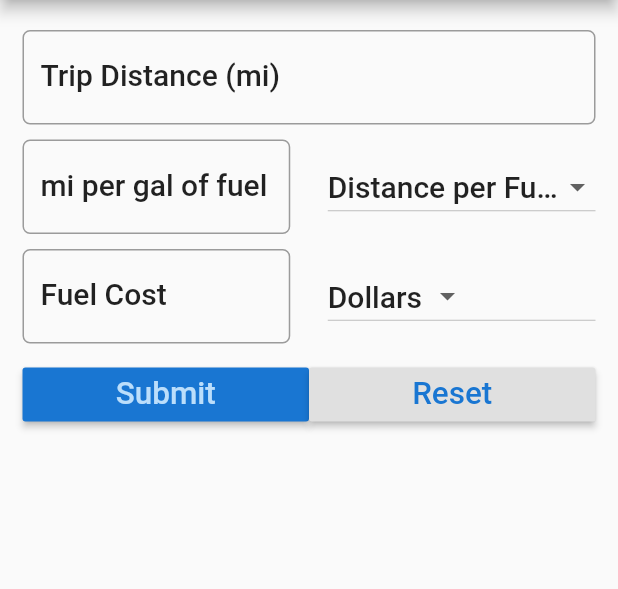
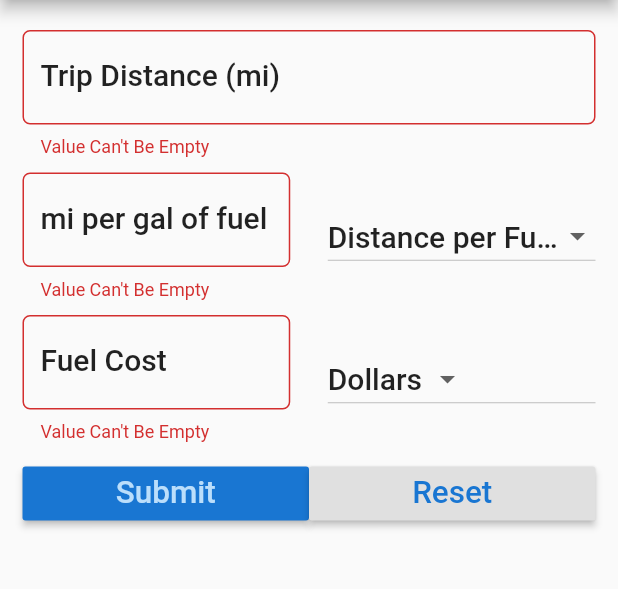
Before and after one commit to tzirtzi/flutter_trip_cost_calc, a Flutter app: the screen it shows after launch, after a tap on "Submit", on a phone screen of 412 x 824 dp, the part 84-673 px from its top. Run offline on Flutter 3.47's test engine with Material 2 defaults, Android fonts, the phone set to English and light mode, and no system bars.

```diff
--- a/lib/fuelform.dart
+++ b/lib/fuelform.dart
@@ -1,4 +1,5 @@
 import 'package:flutter/material.dart';
+import 'package:flutter/foundation.dart'; //listEquals
 
 class FuelForm extends StatefulWidget {
   @override
@@ -17,7 +18,7 @@ class _FuelFormState extends State<FuelForm> {
   String _consumption = "";
   String _distanceUnit = "";
   String _volumeUnit = "";
-  //String _validationElement = "";
+  List<String> _validationElement = [""];
 
   final _currencies = ['Dollars', 'Euro', 'Pounds', 'Yen'];
   final _consumptionChoices = <String>[
@@ -49,13 +50,34 @@ class _FuelFormState extends State<FuelForm> {
     });
   }
 
-  // void _validate() {
-  //   if (distanceController.text == '') {
+  void _validate() {
+    setState(() {
+      _validationElement = []; //initialize validation stack
+    });
 
-  //   }
-  // }
+    if (distanceController.text == '') {
+      setState(() {
+        _validationElement.add('distance');
+      });
+    }
+
+    if (fuelController.text == '') {
+      setState(() {
+        _validationElement.add('fuel');
+      });
+    }
+
+    if (consumptionController.text == '') {
+      setState(() {
+        _validationElement.add('consumption');
+      });
+    }
+  }
 
   String _calculate() {
+
+    if ( listEquals( _validationElement, [""]) == true ) { return "";}
+
     // use String.replaceAll to convert , with correct decimal .
     double _distance =
         double.parse(distanceController.text.replaceAll(',', '.'));
@@ -165,6 +187,9 @@ class _FuelFormState extends State<FuelForm> {
                             labelText:
                                 _getDistanceLabel(), // "Trip Distance (${this._distanceUnit})",
                             labelStyle: textStyle,
+                            errorText: _validationElement.contains('distance')
+                                ? 'Value Can\'t Be Empty'
+                                : null,
                             border: OutlineInputBorder(
                                 borderRadius: BorderRadius.circular(5.0))),
                       )),
@@ -182,6 +207,10 @@ class _FuelFormState extends State<FuelForm> {
                               labelText:
                                   _getConsumptionLabel(), // "${this._distanceUnit} per ${this._volumeUnit} of fuel",
                               labelStyle: textStyle,
+                              errorText:
+                                  _validationElement.contains('consumption')
+                                      ? 'Value Can\'t Be Empty'
+                                      : null,
                               border: OutlineInputBorder(
                                   borderRadius: BorderRadius.circular(5.0))),
                         )),
@@ -217,6 +246,9 @@ class _FuelFormState extends State<FuelForm> {
                               hintText: "e.g. 1.60",
                               labelText: "Fuel Cost",
                               labelStyle: textStyle,
+                              errorText: _validationElement.contains('fuel')
+                                  ? 'Value Can\'t Be Empty'
+                                  : null,
                               border: OutlineInputBorder(
                                   borderRadius: BorderRadius.circular(5.0))),
                         )),
@@ -246,6 +278,7 @@ class _FuelFormState extends State<FuelForm> {
                       color: Theme.of(context).primaryColorDark,
                       textColor: Theme.of(context).primaryColorLight,
                       onPressed: () {
+                        _validate();
                         setState(() {
                           result = _calculate();
                         });
```
